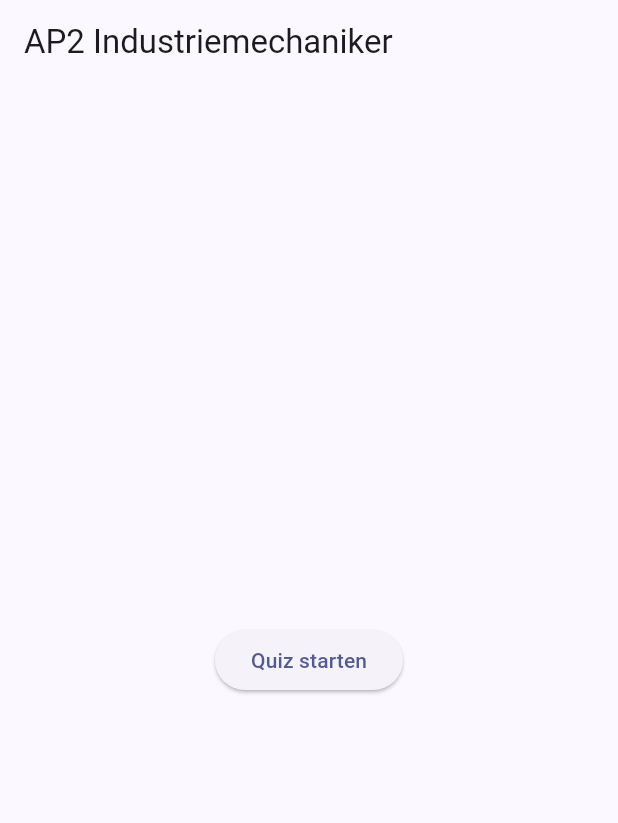
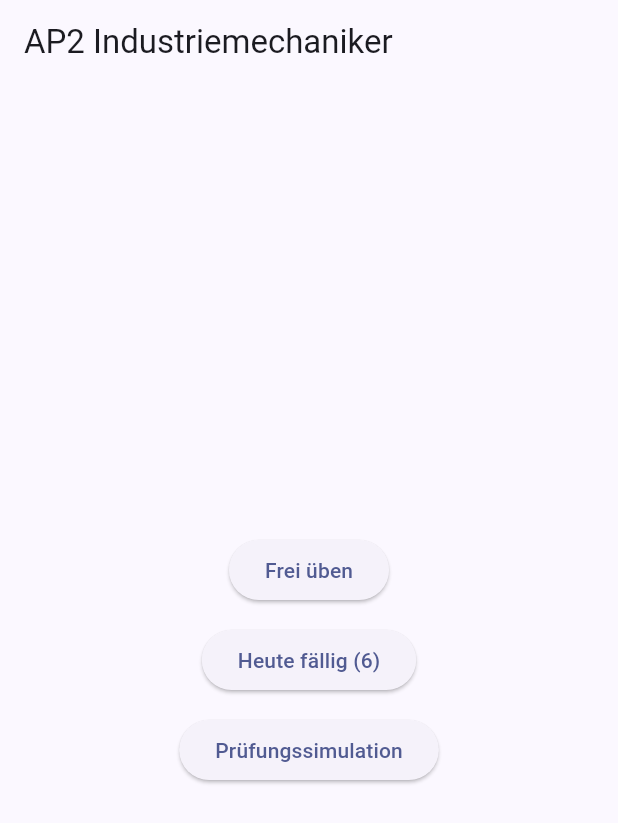
Before and after one commit to aijoshgx-maker/meine_app, a Flutter app: the screen it shows after launch, on a phone screen of 412 x 824 dp. Shown: the top 823 px of the screen. Run offline on Flutter 3.47's test engine with Material 3 defaults, Android fonts, the phone set to English and light mode, and no system bars; our stand-ins replace flutter_riverpod, go_router, hive, hive_flutter; accounts and stored records are empty.

Commit message:
Phase 5: heute-faellig, interleaving, exam simulation, timer, tally
Refactor quizSessionProvider into a Riverpod family keyed by a new
QuizModus (freiUebung/heuteFaellig/pruefungssimulation), with question
selection pulled into a pure, unit-tested QuizFragenAuswahl class so the
controller stays mode-agnostic.

- heuteFaellig filters the full question bank to FSRS-due cards
  (never-studied cards count as immediately due) and shuffles, which
  doubles as the interleaved-practice mode per PROMPT.md.
- pruefungssimulation lets the user pick one of the three written exam
  Teilbereiche, drawing only from that bereich with its real exam
  duration (120/120/60 min) via a new countdown timer
  (session_timer_provider.dart) that auto-finishes the session at zero.
- QuizSessionState now tracks richtigBeantwortet; shown live in the
  AppBar and on the results view.
- Home screen gets three entry points (Frei ueben / Heute faellig with
  a live due-count badge / Pruefungssimulation).

Phase 6 (dashboard), 7 (Arbeitsauftrag) and 8 (reminders/timer
fine-tuning/theme) are follow-up work per the approved plan.

```diff
--- a/lib/app/home_screen.dart
+++ b/lib/app/home_screen.dart
@@ -1,19 +1,43 @@
 import 'package:flutter/material.dart';
+import 'package:flutter_riverpod/flutter_riverpod.dart';
 import 'package:go_router/go_router.dart';
+
+import '../features/quiz/providers/quiz_providers.dart';
 
 // Vorläufiger Startbildschirm. Wird in einer späteren Runde durch das
 // Dashboard (Phase 6, gewichteter Score/Kalibrierung) ersetzt.
-class HomeScreen extends StatelessWidget {
+class HomeScreen extends ConsumerWidget {
   const HomeScreen({super.key});
 
   @override
-  Widget build(BuildContext context) {
+  Widget build(BuildContext context, WidgetRef ref) {
+    final faelligeAnzahl = ref.watch(faelligeAnzahlProvider);
+
     return Scaffold(
       appBar: AppBar(title: const Text('AP2 Industriemechaniker')),
       body: Center(
-        child: ElevatedButton(
-          onPressed: () => context.go('/quiz'),
-          child: const Text('Quiz starten'),
+        child: Column(
+          mainAxisSize: MainAxisSize.min,
+          children: [
+            ElevatedButton(
+              onPressed: () =>
+                  context.go('/quiz', extra: const QuizModus.freiUebung()),
+              child: const Text('Frei üben'),
+            ),
+            const SizedBox(height: 12),
+            ElevatedButton(
+              onPressed: () =>
+                  context.go('/quiz', extra: const QuizModus.heuteFaellig()),
+              child: Text(
+                'Heute fällig${faelligeAnzahl.maybeWhen(data: (anzahl) => anzahl > 0 ? ' ($anzahl)' : '', orElse: () => '')}',
+              ),
+            ),
+            const SizedBox(height: 12),
+            ElevatedButton(
+              onPressed: () => context.go('/pruefungssimulation'),
+              child: const Text('Prüfungssimulation'),
+            ),
+          ],
         ),
       ),
     );
--- a/lib/app/router.dart
+++ b/lib/app/router.dart
@@ -1,11 +1,20 @@
 import 'package:go_router/go_router.dart';
 
+import '../features/pruefungssimulation/screens/pruefungs_auswahl_screen.dart';
+import '../features/quiz/providers/quiz_modus.dart';
 import '../features/quiz/screens/quiz_screen.dart';
 import 'home_screen.dart';
 
 final router = GoRouter(
   routes: [
     GoRoute(path: '/', builder: (context, state) => const HomeScreen()),
-    GoRoute(path: '/quiz', builder: (context, state) => const QuizScreen()),
+    GoRoute(
+      path: '/quiz',
+      builder: (context, state) => QuizScreen(modus: state.extra as QuizModus),
+    ),
+    GoRoute(
+      path: '/pruefungssimulation',
+      builder: (context, state) => const PruefungsAuswahlScreen(),
+    ),
   ],
 );
--- /dev/null
+++ b/lib/features/quiz/providers/quiz_modus.dart
@@ -0,0 +1,35 @@
+// Wie eine Quiz-Session zusammengestellt wird. Wird als Family-Argument an
+// quizSessionProvider übergeben, daher MUSS diese Klasse ==/hashCode
+// überschreiben (Riverpod cacht Family-Provider-Instanzen anhand davon).
+enum QuizArt { freiUebung, heuteFaellig, pruefungssimulation }
+
+class QuizModus {
+  final QuizArt art;
+  final String? bereich; // nur bei pruefungssimulation
+  final Duration? zeitlimit; // nur bei pruefungssimulation
+
+  const QuizModus.freiUebung()
+    : art = QuizArt.freiUebung,
+      bereich = null,
+      zeitlimit = null;
+
+  const QuizModus.heuteFaellig()
+    : art = QuizArt.heuteFaellig,
+      bereich = null,
+      zeitlimit = null;
+
+  const QuizModus.pruefungssimulation({
+    required this.bereich,
+    required this.zeitlimit,
+  }) : art = QuizArt.pruefungssimulation;
+
+  @override
+  bool operator ==(Object other) =>
+      other is QuizModus &&
+      art == other.art &&
+      bereich == other.bereich &&
+      zeitlimit == other.zeitlimit;
+
+  @override
+  int get hashCode => Object.hash(art, bereich, zeitlimit);
+}
```
Also changed, not shown: lib/data/fsrs_card_store.dart (+11 -0 lines), lib/features/pruefungssimulation/screens/pruefungs_auswahl_screen.dart (added, +61 -0 lines), lib/features/quiz/providers/quiz_fragen_auswahl.dart (added, +36 -0 lines), lib/features/quiz/providers/quiz_providers.dart (+57 -6 lines), lib/features/quiz/providers/session_timer_provider.dart (added, +48 -0 lines), lib/features/quiz/screens/quiz_screen.dart (+60 -7 lines), lib/features/quiz/widgets/antwort_eingabe.dart (+8 -2 lines), lib/features/quiz/widgets/konfidenz_auswahl.dart (+7 -2 lines), 4 other files.
